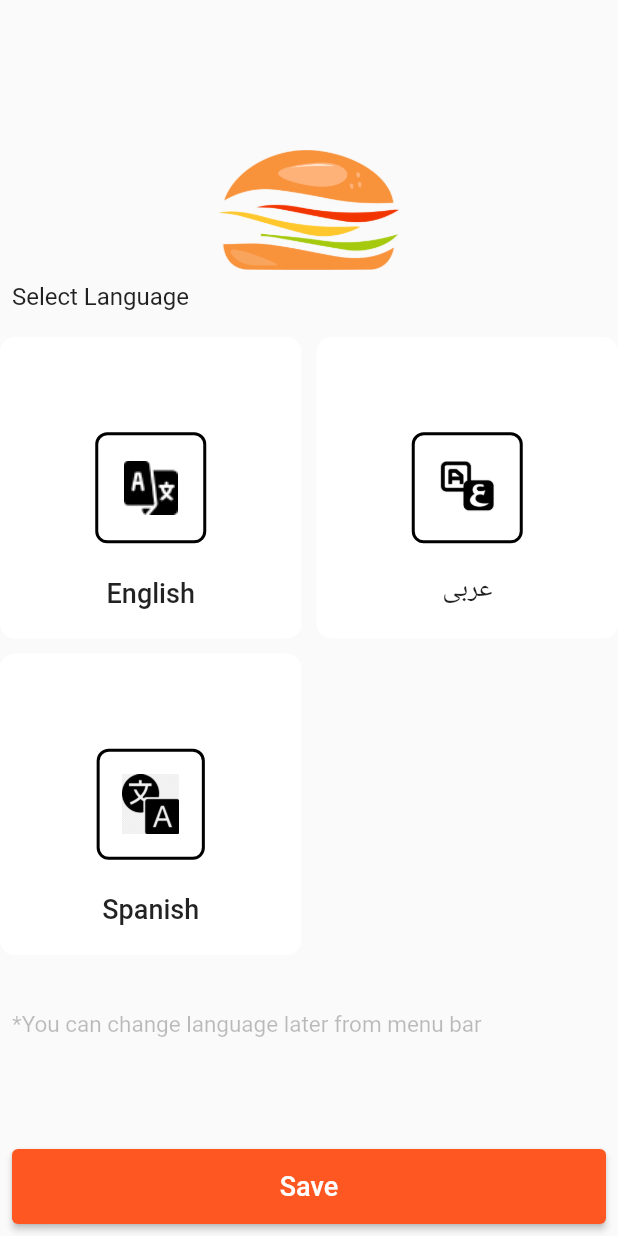
After one commit to mes71/foody, a Flutter app: the SelectLanguage screen opened directly, on a phone screen of 412 x 824 dp. The commit adds this screen. Run offline on Flutter 3.47's test engine with Material 2 defaults, Android fonts, the phone set to English and light mode, and no system bars.

Commit message:
SelectLanguage screen added

```diff
--- a/lib/main.dart
+++ b/lib/main.dart
@@ -1,7 +1,6 @@
 import 'package:flutter/material.dart';
-import 'package:foody/ui/pages/Orders/My_orders.dart';
-import 'package:foody/ui/pages/root/root_page.dart';
-import 'package:foody/ui/splash_screen/splash_screen.dart';
+import 'package:foody/ui/pages/splash_screen/splash_screen.dart';
+
 
 void main() {
   runApp(const MyApp());
--- /dev/null
+++ b/lib/ui/pages/select_languages/select_language.dart
@@ -0,0 +1,160 @@
+import 'package:flutter/material.dart';
+import 'package:foody/generated/assets.dart';
+
+class SelectLanguage extends StatefulWidget {
+  const SelectLanguage({super.key});
+
+  @override
+  State<SelectLanguage> createState() => _SelectLanguageState();
+}
+
+class _SelectLanguageState extends State<SelectLanguage> {
+  int selectedLanguageIndex = -1;
+
+  //list of languages String
+  List<String> languages = ['English', 'عربی', 'Spanish'];
+
+  //List of Logo Language
+  List logoLanguage = [
+    Assets.imagesEnglish,
+    Assets.imagesArabic,
+    Assets.imagesSpanish
+  ];
+
+  @override
+  Widget build(BuildContext context) {
+    var width = MediaQuery.of(context).size.width;
+    return Scaffold(
+      body: Column(
+        children: [
+          Expanded(
+              flex: 3,
+              child: Column(
+                children: [
+                  SizedBox(
+                    height: 100,
+                  ),
+                  Center(
+                      child: SizedBox(
+                          height: 80, child: Image.asset(Assets.imagesLogo))),
+                  Row(
+                    children: [
+                      Padding(
+                        padding: const EdgeInsets.all(8.0),
+                        child: Text(
+                          "Select Language",
+                          style: Theme.of(context).textTheme.titleMedium,
+                        ),
+                      )
+                    ],
+                  ),
+                ],
+              )),
+          Expanded(
+            flex: 6,
+            child: GridView.builder(
+              itemCount: languages.length,
+              gridDelegate: SliverGridDelegateWithFixedCrossAxisCount(
+                crossAxisCount: 2,
+                crossAxisSpacing: 10.0,
+                mainAxisSpacing: 10.0,
+              ),
+              itemBuilder: (BuildContext context, int index) {
+                return GestureDetector(
+                  onTap: () {
+                    setState(() {
+                      selectedLanguageIndex = index;
+                    });
+                  },
+                  child: Container(
+                    decoration: BoxDecoration(
+                      color: Colors.white,
+                      borderRadius: BorderRadius.circular(10.0),
+                    ),
+                    child: Stack(
+                      children: [
+                        Align(
+                          alignment: Alignment.center,
+                          child: Container(
+                              padding: EdgeInsets.all(15),
+                              decoration: BoxDecoration(
+                                  borderRadius: BorderRadius.circular(8),
+                                  border: Border.all(
+                                      width: 2, color: Colors.black)),
+                              child: SizedBox(
+                                  height: 40,
+                                  child: Image.asset(logoLanguage[index]))),
+                        ),
+                        Align(
+                          alignment: Alignment.bottomCenter,
+                          child: Padding(
+                            padding: const EdgeInsets.only(bottom: 20.0),
+                            child: Text(
+                              languages[index],
+                              style: TextStyle(
+                                fontWeight: FontWeight.w500,
+                                fontSize: 18.0,
+                              ),
+                            ),
+                          ),
+                        ),
+                        Align(
+                          alignment: Alignment.topRight,
+                          child: selectedLanguageIndex == index
+                              ? Padding(
+                                  padding: EdgeInsets.all(15),
+                                  child: SizedBox(
+                                      height: 25,
+                                      child: Image.asset(
+                                        Assets.imagesChecked,
+                                        color: Colors.deepOrange,
+                                      )),
+                                )
+                              : SizedBox(),
+                        )
+                      ],
+                    ),
+                  ),
+                );
+              },
+            ),
+          ),
+          Expanded(
+            flex: 2,
+            child: Column(
+              children: [
+                Row(
+                  children: [
+                    Padding(
+                      padding: const EdgeInsets.symmetric(horizontal: 8.0),
+                      child: Text(
+                        "*You can change language later from menu bar",
+                        style: TextStyle(
+                          color: Colors.black26,
+                          fontSize: 15,
+                        ),
+                      ),
+                    )
+                  ],
+                ),
+                Spacer(),
+                Padding(
+                  padding: const EdgeInsets.all(8.0),
+                  child: ElevatedButton(
+                      onPressed: () {},
+                      style: ElevatedButton.styleFrom(
+                        minimumSize: Size(width, 50),
+                      ),
+                      child: Text(
+                        "Save",
+                        style: TextStyle(fontSize: 18, color: Colors.white),
+                      )),
+                )
+              ],
+            ),
+          )
+        ],
+      ),
+    );
+  }
+}
```
Also changed, not shown: lib/ui/pages/splash_screen/splash_screen.dart (renamed from lib/ui/splash_screen/splash_screen.dart).
